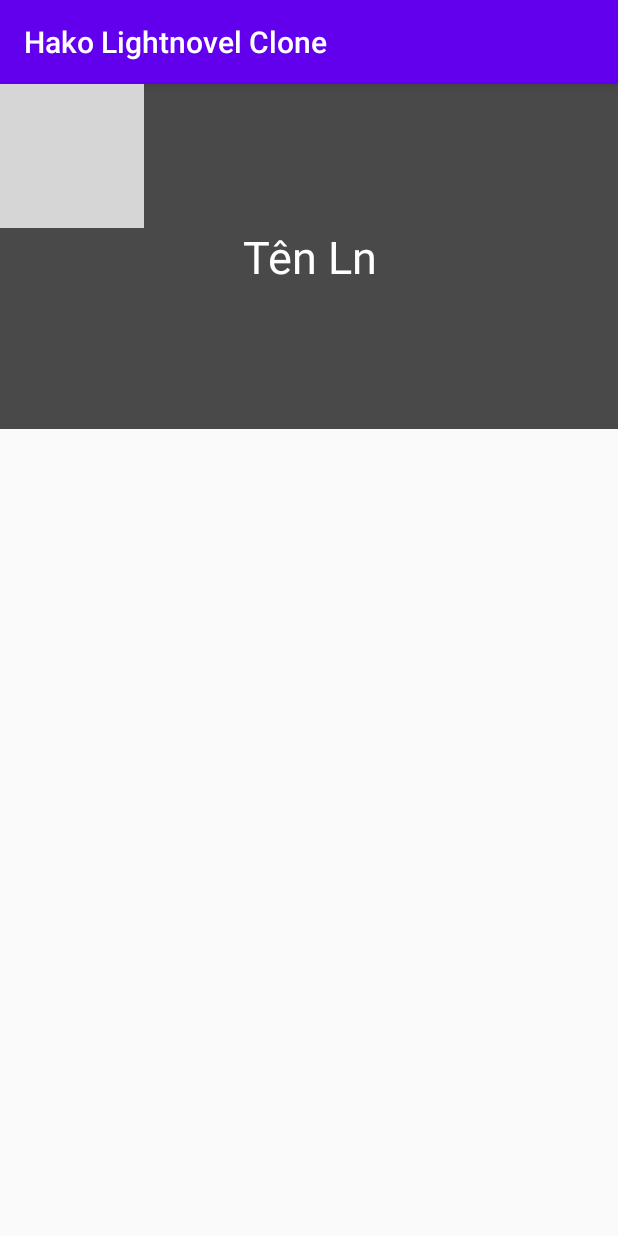
After one commit to ngo2016/HakoLightnovelClone, an Android app: the ChapterActivity screen opened directly, with no data from a screen before it, on a phone screen of 412 x 824 dp. The commit adds this screen. Run offline under Robolectric (Android 15) with nearby library versions, the phone set to English and light mode, and no system bars; pictures from the network do not load; 3 statements that could not run were skipped; grey boxes are pictures that could not be loaded.

Commit message:
update chapterActivity

```diff
--- a/app/src/main/AndroidManifest.xml
+++ b/app/src/main/AndroidManifest.xml
@@ -1,7 +1,9 @@
 <?xml version="1.0" encoding="utf-8"?>
 <manifest xmlns:android="http://schemas.android.com/apk/res/android"
     package="com.test.hakolightnovelclone">
-<uses-permission android:name="android.permission.INTERNET"></uses-permission>
+
+    <uses-permission android:name="android.permission.INTERNET" />
+
     <application
         android:allowBackup="true"
         android:icon="@mipmap/ic_launcher"
@@ -9,6 +11,7 @@
         android:roundIcon="@mipmap/ic_launcher_round"
         android:supportsRtl="true"
         android:theme="@style/AppTheme">
+        <activity android:name=".ChapterActivity"></activity>
         <activity android:name=".MainActivity">
             <intent-filter>
                 <action android:name="android.intent.action.MAIN" />
--- /dev/null
+++ b/app/src/main/java/com/test/hakolightnovelclone/ChapterActivity.java
@@ -0,0 +1,42 @@
+package com.test.hakolightnovelclone;
+
+import androidx.appcompat.app.AppCompatActivity;
+
+import android.os.Bundle;
+import android.widget.ImageView;
+import android.widget.TextView;
+
+import com.bumptech.glide.Glide;
+import com.test.hakolightnovelclone.R;
+import com.test.hakolightnovelclone.object.Lightnovel;
+
+public class ChapterActivity extends AppCompatActivity {
+    ImageView imgLn;
+    TextView tvTenLn;
+    Lightnovel lightnovel;
+
+    @Override
+    protected void onCreate(Bundle savedInstanceState) {
+        super.onCreate(savedInstanceState);
+        setContentView(R.layout.activity_chapter);
+
+        Init();
+        SetControl();
+        SetEvent();
+    }
+
+    private void Init() {
+        Bundle bundle = getIntent().getBundleExtra("data");
+        lightnovel = (Lightnovel) bundle.getSerializable("lightnovel");
+    }
+
+    private void SetEvent() {
+        tvTenLn.setText(lightnovel.getTenLn());
+        Glide.with(this).load(lightnovel.getImgLink()).into(imgLn);
+    }
+
+    private void SetControl() {
+        imgLn = findViewById(R.id.imgLn);
+        tvTenLn = findViewById(R.id.tvTenLn);
+    }
+}
--- a/app/src/main/java/com/test/hakolightnovelclone/MainActivity.java
+++ b/app/src/main/java/com/test/hakolightnovelclone/MainActivity.java
@@ -2,11 +2,18 @@ package com.test.hakolightnovelclone;
 
 import androidx.appcompat.app.AppCompatActivity;
 
+import android.content.Intent;
 import android.os.Bundle;
 import android.text.Editable;
 import android.text.TextWatcher;
+import android.view.View;
+import android.widget.AdapterView;
 import android.widget.EditText;
 import android.widget.GridView;
+
+import com.test.hakolightnovelclone.adapter.LightnovelAdapter;
+import com.test.hakolightnovelclone.R;
+import com.test.hakolightnovelclone.object.Lightnovel;
 
 import java.util.ArrayList;
 
@@ -28,6 +35,18 @@ public class MainActivity extends AppCompatActivity {
 
     private void SetEvent() {
         gvDanhSachLn.setAdapter(adapter);
+
+        gvDanhSachLn.setOnItemClickListener(new AdapterView.OnItemClickListener() {
+            @Override
+            public void onItemClick(AdapterView<?> parent, View view, int position, long id) {
+                Lightnovel lightnovel = lightnovels.get(position);
+                Bundle bundle = new Bundle();
+                bundle.putSerializable("lightnovel", lightnovel);
+                Intent intent = new Intent(MainActivity.this, ChapterActivity.class);
+                intent.putExtra("data", bundle);
+                startActivity(intent);
+            }
+        });
 
         etSearch.addTextChangedListener(new TextWatcher() {
             @Override
@@ -54,14 +73,6 @@ public class MainActivity extends AppCompatActivity {
         lightnovels.add(new Lightnovel("Kono Subarashii Sekai Ni Shukufuku o!", "https://c1.hako.re/lightnovel/covers/s6111-b554319a-2dff-4236-9e60-06f40cff50a8-m.jpg"));
         lightnovels.add(new Lightnovel("Mahouka Koukou no Rettousei", "https://c1.hako.re/lightnovel/covers/s2891-33c9e9e9-14a4-4690-80af-942edc968487-m.jpg"));
         lightnovels.add(new Lightnovel("Rokujouma no Shinryakusha!?", "https://c1.hako.re/lightnovel/covers/s247-f7ebeb5a-203a-45bf-9050-a4bbc0486ae7-m.jpg"));
-        lightnovels.add(new Lightnovel("Overlord", "https://c1.hako.re/lightnovel/covers/s253-2e5b9953-dbdb-41b1-8a98-cf27c12a11b4-m.jpg"));
-        lightnovels.add(new Lightnovel("Kono Subarashii Sekai Ni Shukufuku o!", "https://c1.hako.re/lightnovel/covers/s6111-b554319a-2dff-4236-9e60-06f40cff50a8-m.jpg"));
-        lightnovels.add(new Lightnovel("Mahouka Koukou no Rettousei", "https://c1.hako.re/lightnovel/covers/s2891-33c9e9e9-14a4-4690-80af-942edc968487-m.jpg"));
-        lightnovels.add(new Lightnovel("Rokujouma no Shinryakusha!?", "https://c1.hako.re/lightnovel/covers/s247-f7ebeb5a-203a-45bf-9050-a4bbc0486ae7-m.jpg"));
-        lightnovels.add(new Lightnovel("Overlord", "https://c1.hako.re/lightnovel/covers/s253-2e5b9953-dbdb-41b1-8a98-cf27c12a11b4-m.jpg"));
-        lightnovels.add(new Lightnovel("Kono Subarashii Sekai Ni Shukufuku o!", "https://c1.hako.re/lightnovel/covers/s6111-b554319a-2dff-4236-9e60-06f40cff50a8-m.jpg"));
-        lightnovels.add(new Lightnovel("Mahouka Koukou no Rettousei", "https://c1.hako.re/lightnovel/covers/s2891-33c9e9e9-14a4-4690-80af-942edc968487-m.jpg"));
-        lightnovels.add(new Lightnovel("Rokujouma no Shinryakusha!?", "https://c1.hako.re/lightnovel/covers/s247-f7ebeb5a-203a-45bf-9050-a4bbc0486ae7-m.jpg"));
 
         adapter = new LightnovelAdapter(this, 0, lightnovels);
     }
--- a/app/src/main/java/com/test/hakolightnovelclone/Lightnovel.java
+++ b/app/src/main/java/com/test/hakolightnovelclone/object/Lightnovel.java
@@ -1,6 +1,8 @@
-package com.test.hakolightnovelclone;
+package com.test.hakolightnovelclone.object;
 
-public class Lightnovel {
+import java.io.Serializable;
+
+public class Lightnovel implements Serializable {
     String tenLn, imgLink;
 
     public Lightnovel() {
--- /dev/null
+++ b/app/src/main/res/layout/activity_chapter.xml
@@ -0,0 +1,36 @@
+<?xml version="1.0" encoding="utf-8"?>
+<LinearLayout xmlns:android="http://schemas.android.com/apk/res/android"
+    xmlns:app="http://schemas.android.com/apk/res-auto"
+    xmlns:tools="http://schemas.android.com/tools"
+    android:layout_width="match_parent"
+    android:layout_height="match_parent"
+    android:orientation="vertical"
+    tools:context=".ChapterActivity">
+
+    <RelativeLayout
+        android:layout_width="match_parent"
+        android:layout_height="230dp">
+
+        <ImageView
+            android:id="@+id/imgLn"
+            android:layout_width="wrap_content"
+            android:layout_height="wrap_content"
+            android:scaleType="centerCrop"
+            app:srcCompat="@drawable/wallhaven_5wv5k8" />
+
+        <TextView
+            android:id="@+id/tvTenLn"
+            android:layout_width="match_parent"
+            android:layout_height="match_parent"
+            android:background="#B4000000"
+            android:gravity="center"
+            android:padding="5dp"
+            android:text="Tên Ln"
+            android:textColor="#FFFFFF"
+            android:textSize="30sp" />
+    </RelativeLayout>
+
+    <ListView
+        android:layout_width="match_parent"
+        android:layout_height="match_parent"></ListView>
+</LinearLayout>
```
Also changed, not shown: app/src/main/java/com/test/hakolightnovelclone/adapter/LightnovelAdapter.java (renamed from app/src/main/java/com/test/hakolightnovelclone/LightnovelAdapter.java, +3 -1 lines).
